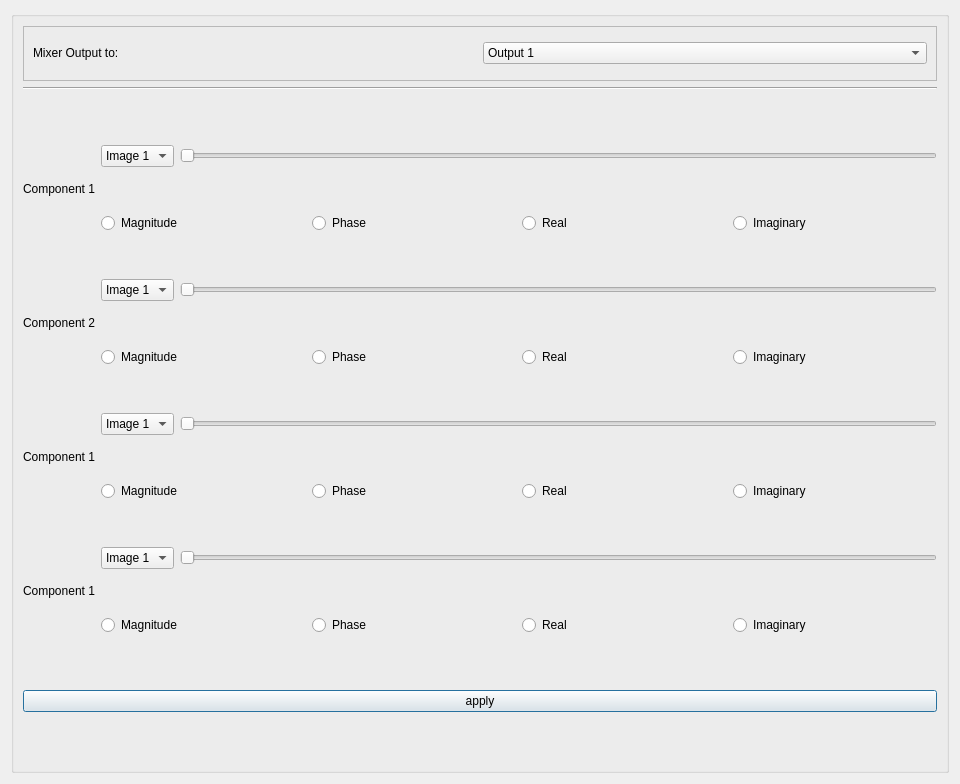
Before: the Qt Designer form mixer.ui in malaknasser812/Image-Mixer, drawn with Qt 5.
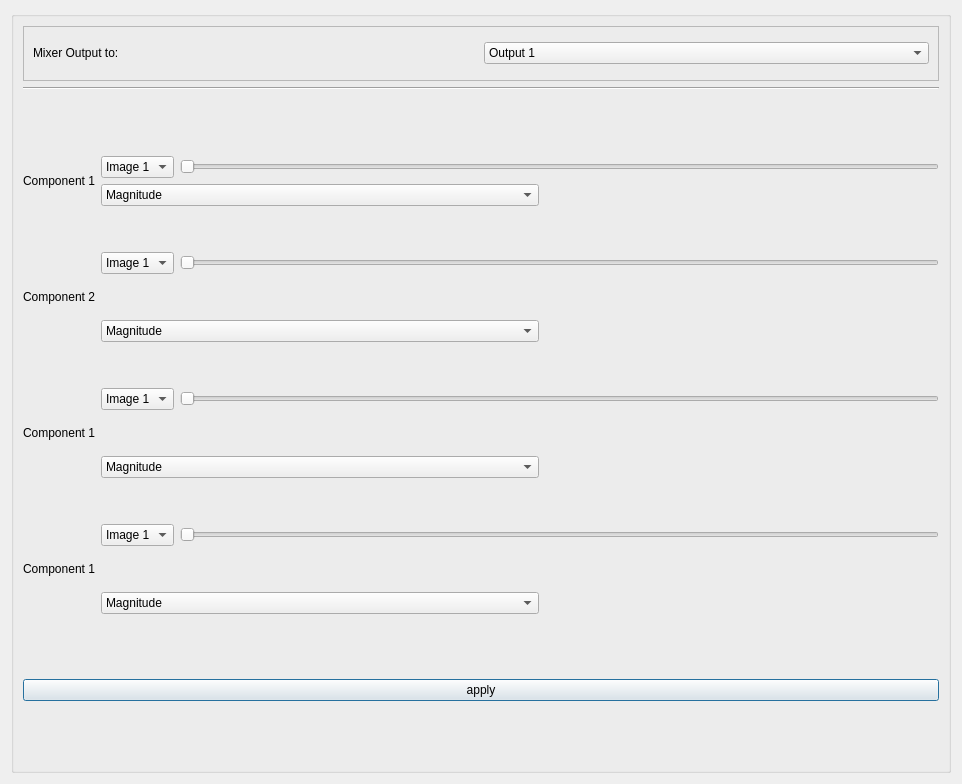
After: the same form once the commit is applied.

Commit message: ta3deel fe el ui and calculation for brightness and contrast but it doesnt work yet

What changed in the file:
```diff
--- a/mixer.ui
+++ b/mixer.ui
@@ -6,7 +6,7 @@
    <rect>
     <x>0</x>
     <y>0</y>
-    <width>960</width>
+    <width>962</width>
     <height>784</height>
    </rect>
   </property>
@@ -126,33 +126,45 @@
               <item row="2" column="0">
                <layout class="QHBoxLayout" name="horizontalLayout_5">
                 <item>
-                 <widget class="QRadioButton" name="mag_radioBtn_2">
+                 <widget class="QComboBox" name="mixer_combo_2">
+                  <item>
                   <property name="text">
                    <string>Magnitude</string>
                   </property>
-                 </widget>
                 </item>
                 <item>
-                 <widget class="QRadioButton" name="phase_radioBtn_2">
                   <property name="text">
                    <string>Phase</string>
                   </property>
-                 </widget>
                 </item>
                 <item>
-                 <widget class="QRadioButton" name="real_radioBtn_2">
                   <property name="text">
                    <string>Real</string>
                   </property>
-                 </widget>
                 </item>
                 <item>
-                 <widget class="QRadioButton" name="imaginary_radioBtn_2">
                   <property name="text">
                    <string>Imaginary</string>
                   </property>
+                  </item>
                  </widget>
                 </item>
+                <item>
+                 <spacer name="horizontalSpacer_2">
+                  <property name="orientation">
+                   <enum>Qt::Horizontal</enum>
+                  </property>
+                  <property name="sizeType">
+                   <enum>QSizePolicy::Fixed</enum>
+                  </property>
+                  <property name="sizeHint" stdset="0">
+                   <size>
+                    <width>400</width>
+                    <height>20</height>
+                   </size>
+                  </property>
+                 </spacer>
+                </item>
                </layout>
               </item>
               <item row="1" column="0">
@@ -218,50 +230,49 @@
                 </item>
                </layout>
               </item>
-              <item row="2" column="0">
+              <item row="1" column="0">
                <layout class="QHBoxLayout" name="horizontalLayout_3">
                 <item>
-                 <widget class="QRadioButton" name="mag_radioBtn_1">
+                 <widget class="QComboBox" name="mixer_combo_1">
+                  <item>
                   <property name="text">
                    <string>Magnitude</string>
                   </property>
-                 </widget>
                 </item>
                 <item>
-                 <widget class="QRadioButton" name="phase_radioBtn_1">
                   <property name="text">
                    <string>Phase</string>
                   </property>
-                 </widget>
                 </item>
                 <item>
-                 <widget class="QRadioButton" name="real_radioBtn_1">
                   <property name="text">
                    <string>Real</string>
                   </property>
-                 </widget>
                 </item>
                 <item>
-                 <widget class="QRadioButton" name="imaginary_radioBtn_1">
                   <property name="text">
                    <string>Imaginary</string>
                   </property>
+                  </item>
                  </widget>
                 </item>
-               </layout>
-              </item>
-              <item row="1" column="0">
-               <spacer name="verticalSpacer_4">
+                <item>
+                 <spacer name="horizontalSpacer">
                 <property name="orientation">
-                 <enum>Qt::Vertical</enum>
+                   <enum>Qt::Horizontal</enum>
+                  </property>
+                  <property name="sizeType">
+                   <enum>QSizePolicy::Fixed</enum>
                 </property>
                 <property name="sizeHint" stdset="0">
                  <size>
-                  <width>20</width>
-                  <height>40</height>
+                    <width>400</width>
+                    <height>20</height>
                  </size>
                 </property>
                </spacer>
+                </item>
+               </layout>
               </item>
              </layout>
             </item>
@@ -316,33 +327,45 @@
               <item row="2" column="0">
                <layout class="QHBoxLayout" name="horizontalLayout_21">
                 <item>
-                 <widget class="QRadioButton" name="mag_radioBtn_7">
+                 <widget class="QComboBox" name="mixer_combo_4">
+                  <item>
                   <property name="text">
                    <string>Magnitude</string>
                   </property>
-                 </widget>
                 </item>
                 <item>
-                 <widget class="QRadioButton" name="phase_radioBtn_7">
                   <property name="text">
                    <string>Phase</string>
                   </property>
-                 </widget>
                 </item>
                 <item>
-                 <widget class="QRadioButton" name="real_radioBtn_7">
                   <property name="text">
                    <string>Real</string>
                   </property>
-                 </widget>
                 </item>
                 <item>
-                 <widget class="QRadioButton" name="imaginary_radioBtn_7">
                   <property name="text">
                    <string>Imaginary</string>
                   </property>
+                  </item>
                  </widget>
                 </item>
+                <item>
+                 <spacer name="horizontalSpacer_4">
+                  <property name="orientation">
+                   <enum>Qt::Horizontal</enum>
+                  </property>
+                  <property name="sizeType">
+                   <enum>QSizePolicy::Fixed</enum>
+                  </property>
+                  <property name="sizeHint" stdset="0">
+                   <size>
+                    <width>400</width>
+                    <height>20</height>
+                   </size>
+                  </property>
+                 </spacer>
+                </item>
                </layout>
               </item>
               <item row="1" column="0">
@@ -411,33 +434,45 @@
               <item row="2" column="0">
                <layout class="QHBoxLayout" name="horizontalLayout_18">
                 <item>
-                 <widget class="QRadioButton" name="mag_radioBtn_6">
+                 <widget class="QComboBox" name="mixer_combo_3">
+                  <item>
                   <property name="text">
                    <string>Magnitude</string>
                   </property>
-                 </widget>
                 </item>
                 <item>
-                 <widget class="QRadioButton" name="phase_radioBtn_6">
                   <property name="text">
                    <string>Phase</string>
                   </property>
-                 </widget>
                 </item>
                 <item>
-                 <widget class="QRadioButton" name="real_radioBtn_6">
                   <property name="text">
                    <string>Real</string>
                   </property>
-                 </widget>
                 </item>
                 <item>
-                 <widget class="QRadioButton" name="imaginary_radioBtn_6">
                   <property name="text">
                    <string>Imaginary</string>
                   </property>
+                  </item>
                  </widget>
                 </item>
+                <item>
+                 <spacer name="horizontalSpacer_3">
+                  <property name="orientation">
+                   <enum>Qt::Horizontal</enum>
+                  </property>
+                  <property name="sizeType">
+                   <enum>QSizePolicy::Fixed</enum>
+                  </property>
+                  <property name="sizeHint" stdset="0">
+                   <size>
+                    <width>400</width>
+                    <height>20</height>
+                   </size>
+                  </property>
+                 </spacer>
+                </item>
                </layout>
               </item>
               <item row="1" column="0">
@@ -512,6 +547,19 @@
           </property>
          </widget>
         </item>
+        <item row="2" column="0">
+         <spacer name="verticalSpacer_13">
+          <property name="orientation">
+           <enum>Qt::Vertical</enum>
+          </property>
+          <property name="sizeHint" stdset="0">
+           <size>
+            <width>20</width>
+            <height>40</height>
+           </size>
+          </property>
+         </spacer>
+        </item>
         <item row="6" column="0">
          <spacer name="verticalSpacer_2">
           <property name="orientation">
@@ -538,19 +586,6 @@
           </property>
          </spacer>
         </item>
-        <item row="2" column="0">
-         <spacer name="verticalSpacer_13">
-          <property name="orientation">
-           <enum>Qt::Vertical</enum>
-          </property>
-          <property name="sizeHint" stdset="0">
-           <size>
-            <width>20</width>
-            <height>40</height>
-           </size>
-          </property>
-         </spacer>
-        </item>
        </layout>
       </item>
      </layout>
```
Lines whose indentation alone changed are shown as unchanged. The commit also changes 2 other files.
